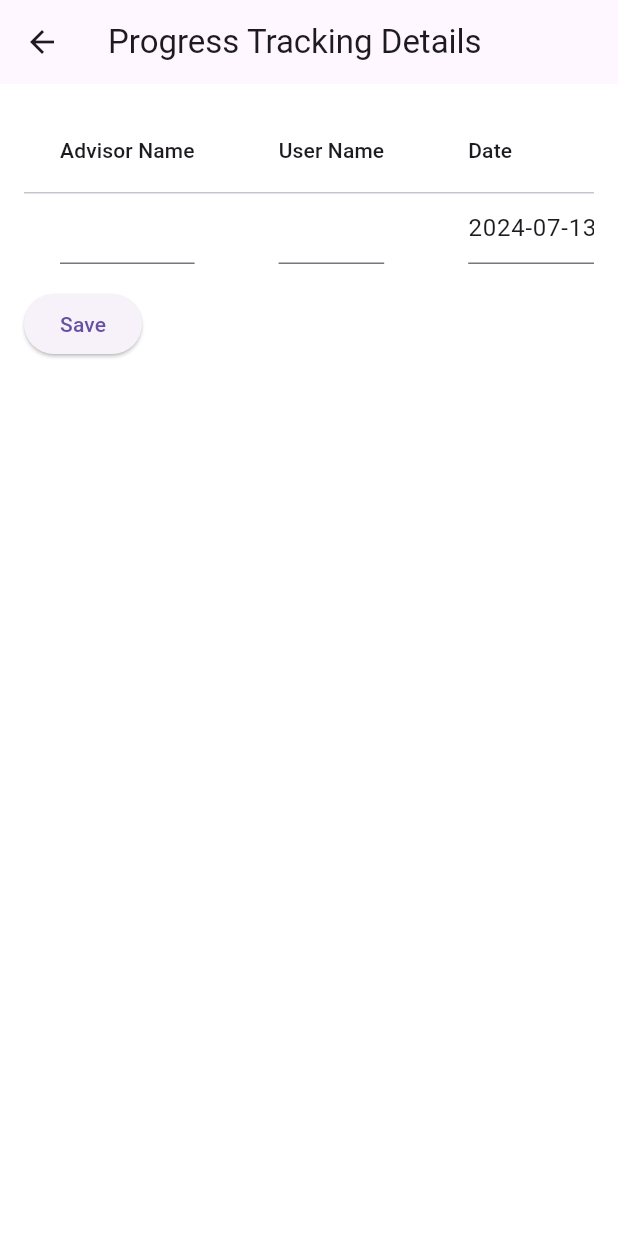
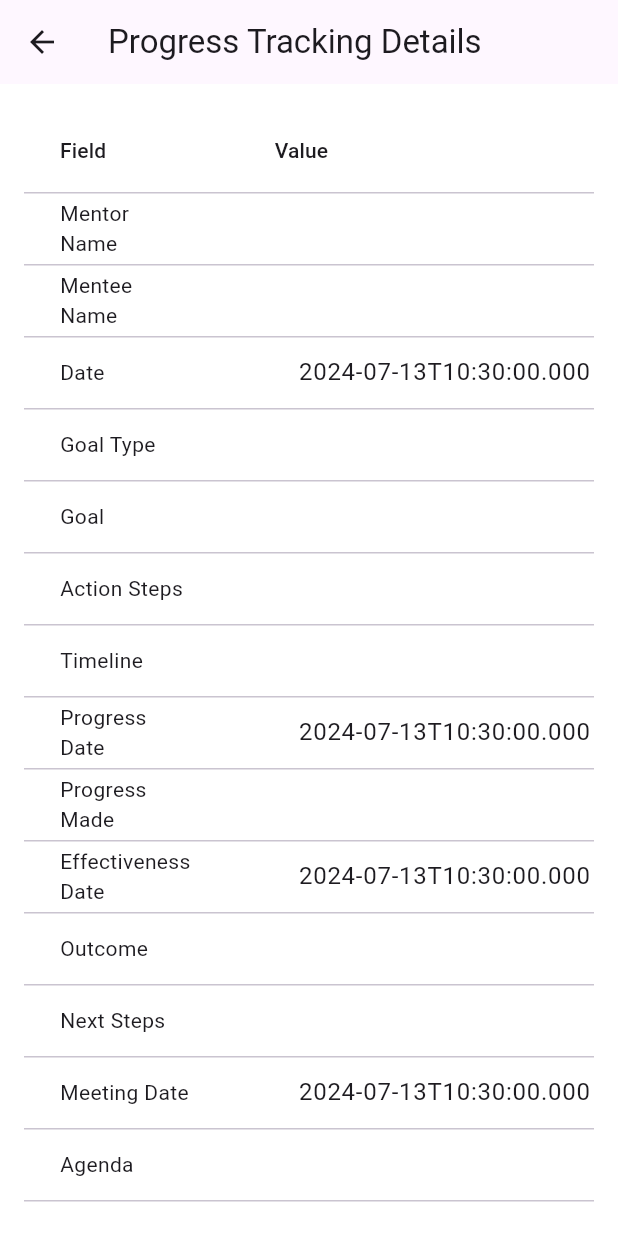
Before and after one commit to AniketN23111/MasterDemoBook, a Flutter app: the ProgressTrackingDetailsPage screen opened directly with empty values, on a phone screen of 412 x 824 dp. Run offline on Flutter 3.47's test engine with Material 3 defaults, Android fonts, the phone set to English and light mode, and no system bars; our stand-ins replace country_code_picker, csc_picker, curved_navigation_bar, email_validator, flutter_svg, form_field_validator and 4 more; missing offline and left inert: autocomplete_textfield, email_otp, flutter_email_sender, gcloud, postgres; accounts and stored records are empty.

Commit message:
The table of progress_tracking_details.dart do the vertical

```diff
--- a/lib/ProgressTracking/progress_tracking_details.dart
+++ b/lib/ProgressTracking/progress_tracking_details.dart
@@ -1,6 +1,5 @@
 import 'package:flutter/material.dart';
 import 'package:saloon/Models/progress_tracking.dart';
-import 'package:intl/intl.dart'; // Add this import for date formatting
 
 class ProgressTrackingDetailsPage extends StatefulWidget {
   final ProgressTracking progressTracking;
@@ -33,17 +32,17 @@ class _ProgressTrackingDetailsPageState extends State<ProgressTrackingDetailsPag
     super.initState();
     _advisorNameController = TextEditingController(text: widget.progressTracking.advisorName);
     _userNameController = TextEditingController(text: widget.progressTracking.userName);
-    _dateController = TextEditingController(text: DateFormat('yyyy-MM-dd').format(widget.progressTracking.date));
+    _dateController = TextEditingController(text: widget.progressTracking.date.toIso8601String());
     _goalTypeController = TextEditingController(text: widget.progressTracking.goalType);
     _goalController = TextEditingController(text: widget.progressTracking.goal);
     _actionStepsController = TextEditingController(text: widget.progressTracking.actionSteps);
     _timelineController = TextEditingController(text: widget.progressTracking.timeline);
-    _progressDateController = TextEditingController(text: DateFormat('yyyy-MM-dd').format(widget.progressTracking.progressDate));
+    _progressDateController = TextEditingController(text: widget.progressTracking.progressDate.toIso8601String());
     _progressMadeController = TextEditingController(text: widget.progressTracking.progressMade);
-    _effectivenessDateController = TextEditingController(text: DateFormat('yyyy-MM-dd').format(widget.progressTracking.effectivenessDate));
+    _effectivenessDateController = TextEditingController(text: widget.progressTracking.effectivenessDate.toIso8601String());
     _outcomeController = TextEditingController(text: widget.progressTracking.outcome);
     _nextStepsController = TextEditingController(text: widget.progressTracking.nextSteps);
-    _meetingDateController = TextEditingController(text: DateFormat('yyyy-MM-dd').format(widget.progressTracking.meetingDate));
+    _meetingDateController = TextEditingController(text: widget.progressTracking.meetingDate.toIso8601String());
     _agendaController = TextEditingController(text: widget.progressTracking.agenda);
     _additionalNotesController = TextEditingController(text: widget.progressTracking.additionalNotes);
   }
@@ -68,21 +67,6 @@ class _ProgressTrackingDetailsPageState extends State<ProgressTrackingDetailsPag
     super.dispose();
   }
 
-  Future<void> _selectDate(BuildContext context, TextEditingController controller) async {
-    DateTime initialDate = DateTime.parse(controller.text);
-    DateTime? picked = await showDatePicker(
-      context: context,
-      initialDate: initialDate,
-      firstDate: DateTime(2000),
-      lastDate: DateTime(2101),
-    );
-    if (picked != null && picked != initialDate) {
-      setState(() {
-        controller.text = DateFormat('yyyy-MM-dd').format(picked);
-      });
-    }
-  }
-
   void _saveProgressTrackingDetails() async {
     ProgressTracking updatedProgressTracking = ProgressTracking(
       advisorId: widget.progressTracking.advisorId,
@@ -105,7 +89,7 @@ class _ProgressTrackingDetailsPageState extends State<ProgressTrackingDetailsPag
       appointmentId: widget.progressTracking.appointmentId,
     );
 
-   // await DatabaseService().updateProgressTracking(updatedProgressTracking);
+  //  await DatabaseService().updateProgressTracking(updatedProgressTracking);
 
     // Optionally, show a confirmation message or navigate back
     Navigator.pop(context);
@@ -123,96 +107,28 @@ class _ProgressTrackingDetailsPageState extends State<ProgressTrackingDetailsPag
           child: Column(
             crossAxisAlignment: CrossAxisAlignment.start,
             children: [
-              SingleChildScrollView(
-                scrollDirection: Axis.horizontal,
-                child: DataTable(
-                  columns: const [
-                    DataColumn(label: Text('Advisor Name')),
-                    DataColumn(label: Text('User Name')),
-                    DataColumn(label: Text('Date')),
-                    DataColumn(label: Text('Goal Type')),
-                    DataColumn(label: Text('Goal')),
-                    DataColumn(label: Text('Action Steps')),
-                    DataColumn(label: Text('Timeline')),
-                    DataColumn(label: Text('Progress Date')),
-                    DataColumn(label: Text('Progress Made')),
-                    DataColumn(label: Text('Effectiveness Date')),
-                    DataColumn(label: Text('Outcome')),
-                    DataColumn(label: Text('Next Steps')),
-                    DataColumn(label: Text('Meeting Date')),
-                    DataColumn(label: Text('Agenda')),
-                    DataColumn(label: Text('Additional Notes')),
-                  ],
-                  rows: [
-                    DataRow(
-                      cells: [
-                        DataCell(TextField(controller: _advisorNameController)),
-                        DataCell(TextField(controller: _userNameController)),
-                        DataCell(
-                          GestureDetector(
-                            onTap: () => _selectDate(context, _dateController),
-                            child: AbsorbPointer(
-                              child: TextField(
-                                controller: _dateController,
-                                decoration: const InputDecoration(
-                                  hintText: 'Select Date',
-                                ),
-                              ),
-                            ),
-                          ),
-                        ),
-                        DataCell(TextField(controller: _goalTypeController)),
-                        DataCell(TextField(controller: _goalController)),
-                        DataCell(TextField(controller: _actionStepsController)),
-                        DataCell(TextField(controller: _timelineController)),
-                        DataCell(
-                          GestureDetector(
-                            onTap: () => _selectDate(context, _progressDateController),
-                            child: AbsorbPointer(
-                              child: TextField(
-                                controller: _progressDateController,
-                                decoration: const InputDecoration(
-                                  hintText: 'Select Date',
-                                ),
-                              ),
-                            ),
-                          ),
-                        ),
-                        DataCell(TextField(controller: _progressMadeController)),
-                        DataCell(
-                          GestureDetector(
-                            onTap: () => _selectDate(context, _effectivenessDateController),
-                            child: AbsorbPointer(
-                              child: TextField(
-                                controller: _effectivenessDateController,
-                                decoration: const InputDecoration(
-                                  hintText: 'Select Date',
-                                ),
-                              ),
-                            ),
-                          ),
-                        ),
-                        DataCell(TextField(controller: _outcomeController)),
-                        DataCell(TextField(controller: _nextStepsController)),
-                        DataCell(
-                          GestureDetector(
-                            onTap: () => _selectDate(context, _meetingDateController),
-                            child: AbsorbPointer(
-                              child: TextField(
-                                controller: _meetingDateController,
-                                decoration: const InputDecoration(
-                                  hintText: 'Select Date',
-                                ),
-                              ),
-                            ),
-                          ),
-                        ),
-                        DataCell(TextField(controller: _agendaController)),
-                        DataCell(TextField(controller: _additionalNotesController)),
-                      ],
-                    ),
-                  ],
-                ),
+              DataTable(
+                columns: const [
+                  DataColumn(label: Text('Field')),
+                  DataColumn(label: Text('Value')),
+                ],
+                rows: [
+                  _buildDataRow('Mentor Name', _advisorNameController),
+                  _buildDataRow('Mentee Name', _userNameController),
+                  _buildDataRow('Date', _dateController),
+                  _buildDataRow('Goal Type', _goalTypeController),
+                  _buildDataRow('Goal', _goalController),
+                  _buildDataRow('Action Steps', _actionStepsController),
+                  _buildDataRow('Timeline', _timelineController),
+                  _buildDataRow('Progress Date', _progressDateController),
+                  _buildDataRow('Progress Made', _progressMadeController),
+                  _buildDataRow('Effectiveness Date', _effectivenessDateController),
+                  _buildDataRow('Outcome', _outcomeController),
+                  _buildDataRow('Next Steps', _nextStepsController),
+                  _buildDataRow('Meeting Date', _meetingDateController),
+                  _buildDataRow('Agenda', _agendaController),
+                  _buildDataRow('Additional Notes', _additionalNotesController),
+                ],
               ),
               const SizedBox(height: 16.0),
               ElevatedButton(
@@ -225,4 +141,25 @@ class _ProgressTrackingDetailsPageState extends State<ProgressTrackingDetailsPag
       ),
     );
   }
+
+  DataRow _buildDataRow(String label, TextEditingController controller) {
+    return DataRow(cells: [
+      DataCell(Text(label)),
+      DataCell(
+        TextField(
+          controller: controller,
+          decoration: const InputDecoration(
+            border: OutlineInputBorder(
+              borderSide: const BorderSide(
+
+                width: 0,
+                style: BorderStyle.none,
+              ),
+            ),
+            isDense: true,
+          ),
+        ),
+      ),
+    ]);
+  }
 }
```
